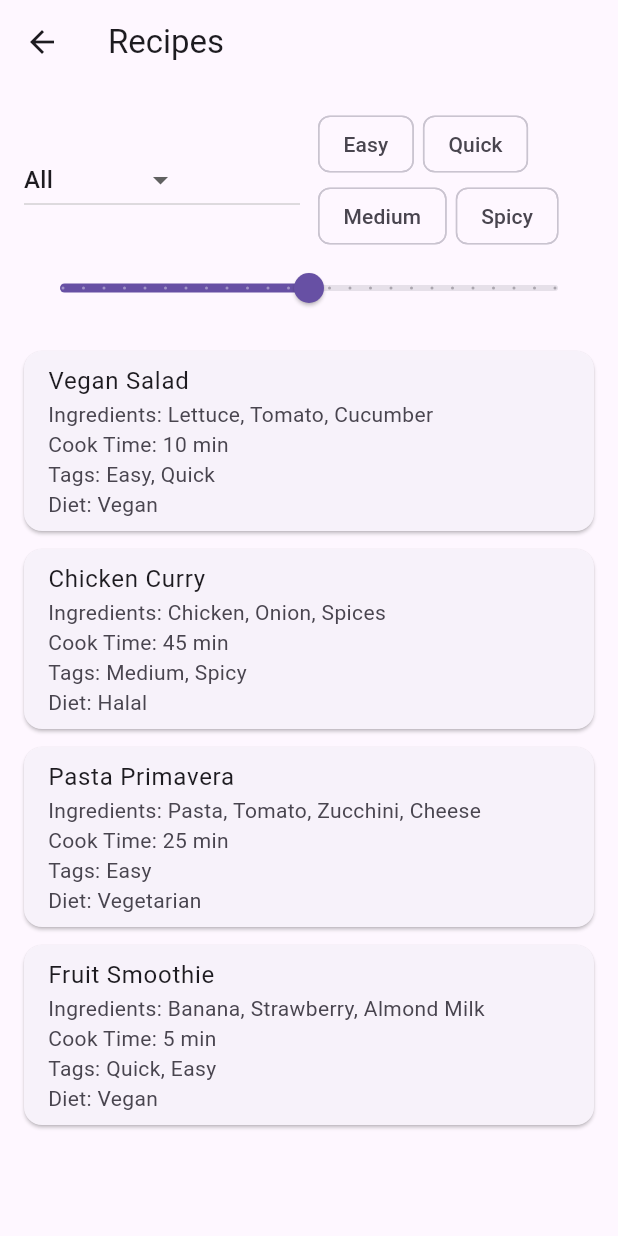
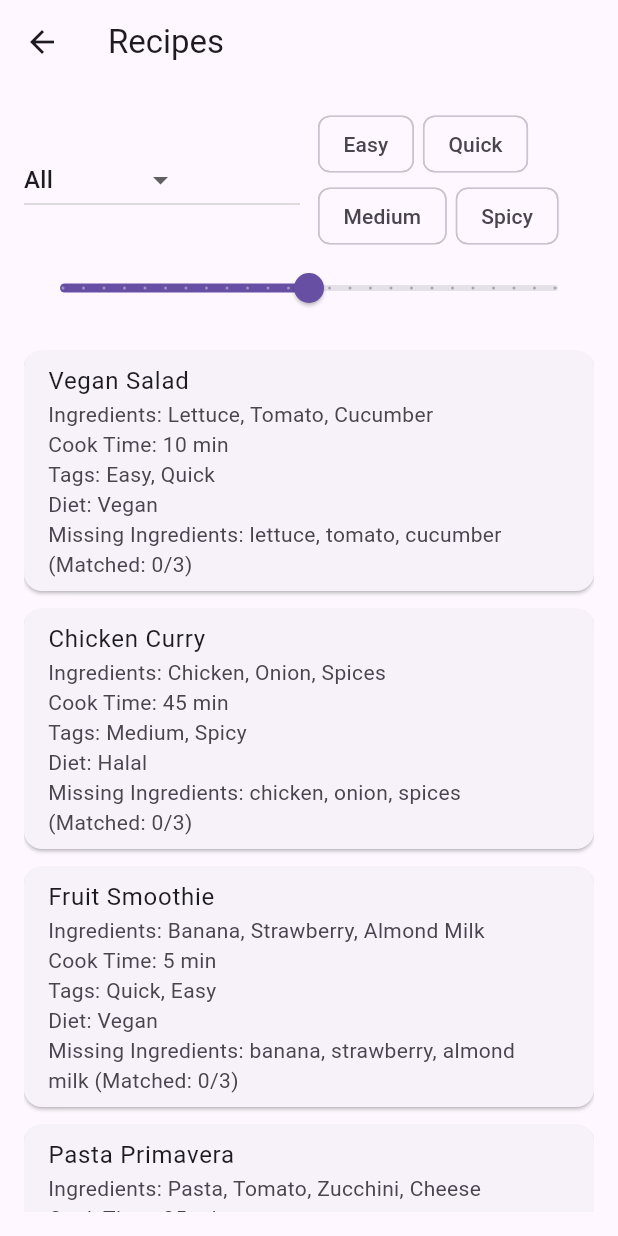
Before and after one commit to Gaustonne/innovationstudio, a Flutter app: the screen it shows after launch, after a tap on "View Recipes", on a phone screen of 412 x 824 dp. Run offline on Flutter 3.47's test engine with Material 3 defaults, Android fonts, the phone set to English and light mode, and no system bars.

Commit message:
Merging Generation Recipe (Mohamad's feature) with my previous features (adding ingredient to the meal plan)
Users can now add ingredients, which are saved in the Ingredient Overview. In the Recipe screen, if an ingredient is missing (e.g., tomato), adding it to the Ingredient Overview will automatically update the missing ingredients list, removing the previously missing item and adding it to the meal’s ingredients.

```diff
--- a/lib/main.dart
+++ b/lib/main.dart
@@ -2,8 +2,8 @@ import 'package:flutter/material.dart';
 import 'screens/meal_plan_screen.dart';
 import 'screens/add_ingredient_screen.dart';
 import 'screens/ingredient_overview_screen.dart';
+import 'screens/recipe_screen.dart';
 import 'models/ingredient.dart';
-import 'screens/recipe_screen.dart';
 
 void main() {
   runApp(const MyApp());
@@ -55,7 +55,7 @@ class _HomeScreenState extends State<HomeScreen> {
     ),
   ];
 
-  // Shared weekly meal plan (using Ingredient objects)
+  // Shared weekly meal plan
   final Map<String, Map<String, List<Ingredient>>> _weeklyMealPlan = {
     'Monday': {'Breakfast': [], 'Lunch': [], 'Dinner': []},
     'Tuesday': {'Breakfast': [], 'Lunch': [], 'Dinner': []},
@@ -70,7 +70,13 @@ class _HomeScreenState extends State<HomeScreen> {
   Widget build(BuildContext context) {
     return Scaffold(
       appBar: AppBar(title: const Text('Meal Planner Home')),
-      body: Center(
+      body: LayoutBuilder(
+        builder: (context, constraints) {
+          return SingleChildScrollView(
+            padding: const EdgeInsets.all(16.0),
+            child: ConstrainedBox(
+              constraints: BoxConstraints(minHeight: constraints.maxHeight),
+              child: IntrinsicHeight(
                 child: Column(
                   mainAxisAlignment: MainAxisAlignment.center,
                   children: [
@@ -79,11 +85,11 @@ class _HomeScreenState extends State<HomeScreen> {
                         await Navigator.push(
                           context,
                           MaterialPageRoute(
-                    builder: (_) =>
-                        IngredientOverviewScreen(ingredients: _ingredients),
+                            builder: (_) => IngredientOverviewScreen(
+                                ingredients: _ingredients),
                           ),
                         );
-                setState(() {}); // Refresh after returning
+                        setState(() {});
                       },
                       child: const Text('Ingredient Overview'),
                     ),
@@ -112,7 +118,7 @@ class _HomeScreenState extends State<HomeScreen> {
                                 AddIngredientScreen(ingredients: _ingredients),
                           ),
                         );
-                setState(() {}); // Refresh after adding
+                        setState(() {});
                       },
                       child: const Text('Add Ingredient'),
                     ),
@@ -134,6 +140,10 @@ class _HomeScreenState extends State<HomeScreen> {
                   ],
                 ),
               ),
+            ),
+          );
+        },
+      ),
     );
   }
 }
--- a/lib/screens/recipe_screen.dart
+++ b/lib/screens/recipe_screen.dart
@@ -27,36 +27,43 @@ class _RecipeScreenState extends State<RecipeScreen> {
   void initState() {
     super.initState();
     filteredRecipes = List.from(seededRecipes);
+    filterRecipes(); // Apply scoring on initial load
   }
 
   void filterRecipes() {
     setState(() {
+      // 1. Filter by tags, diet, cook time
       filteredRecipes = seededRecipes.where((recipe) {
-        final matchesTags = selectedTags.isEmpty || recipe.tags.any((tag) => selectedTags.contains(tag));
-        final matchesRule = selectedRuleType == null || recipe.ruleType == selectedRuleType;
+        final matchesTags =
+            selectedTags.isEmpty || recipe.tags.any((tag) => selectedTags.contains(tag));
+        final matchesRule =
+            selectedRuleType == null || recipe.ruleType == selectedRuleType;
         final matchesTime = recipe.cookTimeMinutes <= maxCookTime;
         return matchesTags && matchesRule && matchesTime;
       }).toList();
 
-      // Apply ingredient-based scoring (friend's feature)
-      final userIngredientNames = widget.userIngredients.map((i) => i.name.toLowerCase()).toSet();
+      // 2. Apply ingredient-based scoring (friend's feature)
+      final userIngredientNames =
+          widget.userIngredients.map((i) => i.name.toLowerCase()).toSet();
+
       filteredRecipes = filteredRecipes.map((recipe) {
-        final lowerRecipeIngredients = recipe.ingredients.map((i) => i.toLowerCase()).toList();
-        final matched = lowerRecipeIngredients.where((i) => userIngredientNames.contains(i)).toList();
-        final missing = lowerRecipeIngredients.where((i) => !userIngredientNames.contains(i)).toList();
-        return Recipe(
-          name: recipe.name,
-          ingredients: recipe.ingredients,
-          cookTimeMinutes: recipe.cookTimeMinutes,
-          tags: recipe.tags,
-          ruleType: recipe.ruleType,
-        )..extra = {
-            'matchedCount': matched.length,
-            'missingIngredients': missing,
-          };
+        final lowerRecipeIngredients =
+            recipe.ingredients.map((i) => i.toLowerCase()).toList();
+        final matched =
+            lowerRecipeIngredients.where((i) => userIngredientNames.contains(i)).toList();
+        final missing =
+            lowerRecipeIngredients.where((i) => !userIngredientNames.contains(i)).toList();
+
+        // Safely store extra info in Recipe.extra
+        recipe.extra = {
+          'matchedCount': matched.length,
+          'missingIngredients': missing,
+        };
+
+        return recipe;
       }).toList();
 
-      // Sort by missing ingredients (least missing first)
+      // 3. Sort by least missing ingredients first
       filteredRecipes.sort((a, b) {
         int missingA = (a.extra?['missingIngredients'] as List?)?.length ?? 0;
         int missingB = (b.extra?['missingIngredients'] as List?)?.length ?? 0;
@@ -64,9 +71,6 @@ class _RecipeScreenState extends State<RecipeScreen> {
       });
     });
   }
-
-  // Helper to store extra info (matched/missing) without changing Recipe model
-  Map<String, dynamic>? _getExtra(Recipe r) => r.extra;
 
   @override
   Widget build(BuildContext context) {
@@ -79,7 +83,7 @@ class _RecipeScreenState extends State<RecipeScreen> {
         padding: const EdgeInsets.all(16.0),
         child: Column(
           children: [
-            // Filters
+            // Filters row
             Row(
               children: [
                 Expanded(
@@ -121,6 +125,8 @@ class _RecipeScreenState extends State<RecipeScreen> {
                 ),
               ],
             ),
+
+            // Cook time slider
             Slider(
               value: maxCookTime.toDouble(),
               min: 0,
@@ -135,6 +141,8 @@ class _RecipeScreenState extends State<RecipeScreen> {
               },
             ),
             const SizedBox(height: 12),
+
+            // Recipe list
             Expanded(
               child: filteredRecipes.isEmpty
                   ? const Center(child: Text('No recipes found.'))
@@ -142,9 +150,9 @@ class _RecipeScreenState extends State<RecipeScreen> {
                       itemCount: filteredRecipes.length,
                       itemBuilder: (context, index) {
                         final recipe = filteredRecipes[index];
-                        final extra = _getExtra(recipe);
-                        final missing = extra?['missingIngredients'] ?? [];
-                        final matchedCount = extra?['matchedCount'] ?? 0;
+                        final missing = recipe.extra?['missingIngredients'] ?? [];
+                        final matchedCount = recipe.extra?['matchedCount'] ?? 0;
+
                         return Card(
                           margin: const EdgeInsets.symmetric(vertical: 6),
                           child: ListTile(
@@ -157,7 +165,9 @@ class _RecipeScreenState extends State<RecipeScreen> {
                                 Text('Tags: ${recipe.tags.join(', ')}'),
                                 Text('Diet: ${recipe.ruleType}'),
                                 if (missing.isNotEmpty)
-                                  Text('Missing Ingredients: ${missing.join(', ')} (Matched: $matchedCount/${recipe.ingredients.length})'),
+                                  Text(
+                                    'Missing Ingredients: ${missing.join(', ')} (Matched: $matchedCount/${recipe.ingredients.length})',
+                                  ),
                               ],
                             ),
                           ),
```
Lines whose indentation alone changed are shown as unchanged.
